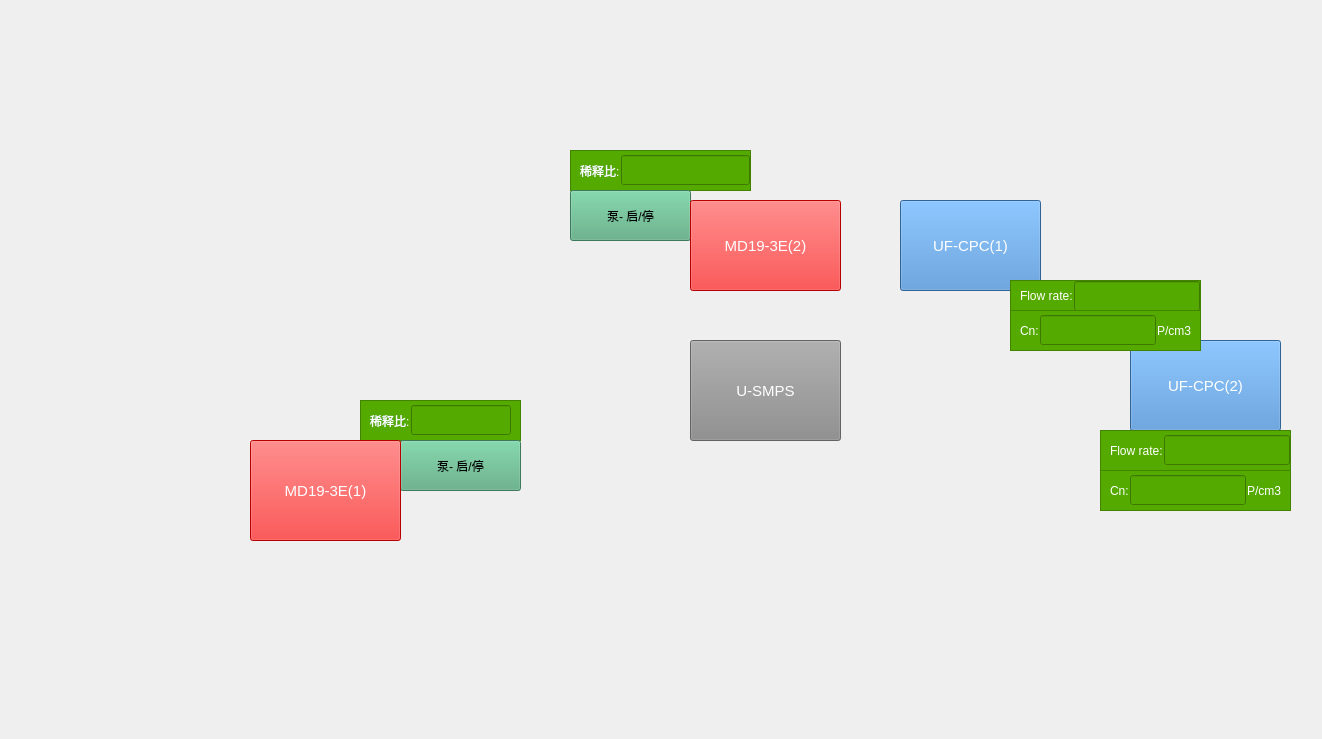
This is mainstartup.ui in walkblank/measureTool as Qt 5 draws it before an edit. The edited form follows.
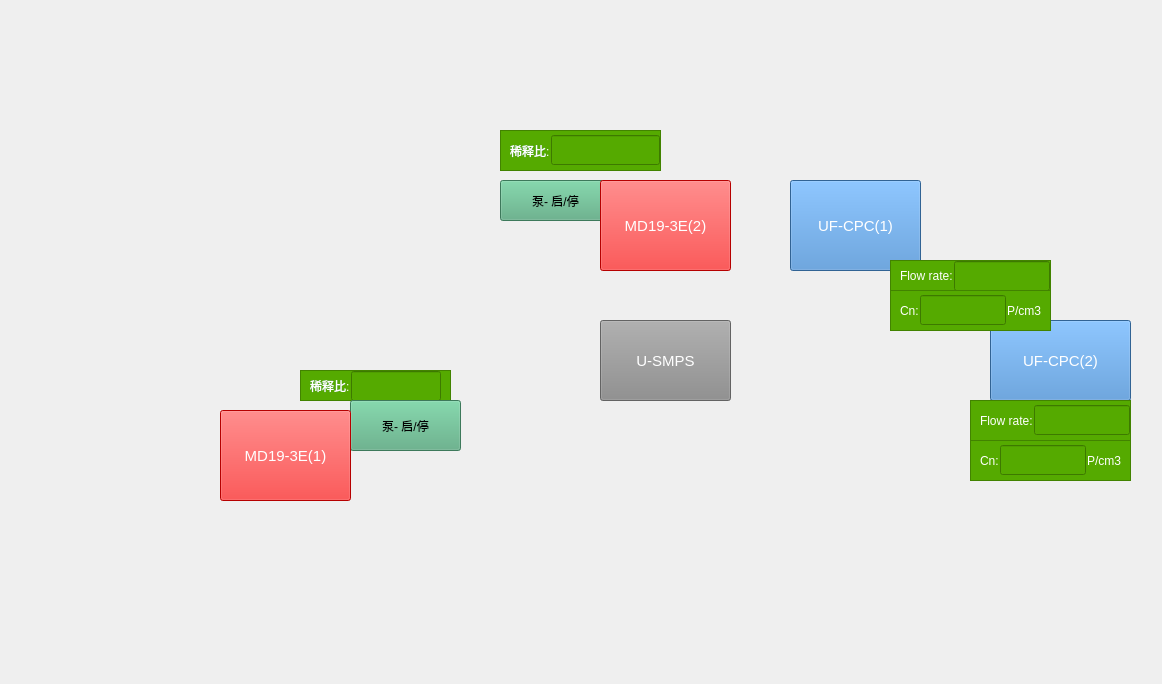
This is the edited form. Icons and pictures are not drawn.

The edit to the form file:
```diff
--- a/mainstartup.ui
+++ b/mainstartup.ui
@@ -6,8 +6,8 @@
    <rect>
     <x>0</x>
     <y>0</y>
-    <width>1322</width>
-    <height>739</height>
+    <width>1162</width>
+    <height>684</height>
    </rect>
   </property>
   <property name="windowTitle">
@@ -26,9 +26,9 @@
    <widget class="QFrame" name="frame">
     <property name="geometry">
      <rect>
-      <x>570</x>
-      <y>150</y>
-      <width>181</width>
+      <x>500</x>
+      <y>130</y>
+      <width>161</width>
       <height>41</height>
      </rect>
     </property>
@@ -79,10 +79,10 @@
    <widget class="QFrame" name="frame_2">
     <property name="geometry">
      <rect>
-      <x>360</x>
-      <y>400</y>
-      <width>161</width>
-      <height>41</height>
+      <x>300</x>
+      <y>370</y>
+      <width>151</width>
+      <height>31</height>
      </rect>
     </property>
     <property name="styleSheet">
@@ -129,10 +129,10 @@
    <widget class="QPushButton" name="startMd2Btn">
     <property name="geometry">
      <rect>
-      <x>570</x>
-      <y>190</y>
-      <width>121</width>
-      <height>51</height>
+      <x>500</x>
+      <y>180</y>
+      <width>111</width>
+      <height>41</height>
      </rect>
     </property>
     <property name="styleSheet">
@@ -145,9 +145,9 @@
    <widget class="QPushButton" name="startMd1Btn">
     <property name="geometry">
      <rect>
-      <x>400</x>
-      <y>440</y>
-      <width>121</width>
+      <x>350</x>
+      <y>400</y>
+      <width>111</width>
       <height>51</height>
      </rect>
     </property>
@@ -161,9 +161,9 @@
    <widget class="QPushButton" name="openMd2Btn">
     <property name="geometry">
      <rect>
-      <x>690</x>
-      <y>200</y>
-      <width>151</width>
+      <x>600</x>
+      <y>180</y>
+      <width>131</width>
       <height>91</height>
      </rect>
     </property>
@@ -184,10 +184,10 @@
    <widget class="QPushButton" name="openMd1Btn">
     <property name="geometry">
      <rect>
-      <x>250</x>
-      <y>440</y>
-      <width>151</width>
-      <height>101</height>
+      <x>220</x>
+      <y>410</y>
+      <width>131</width>
+      <height>91</height>
      </rect>
     </property>
     <property name="font">
@@ -207,9 +207,9 @@
    <widget class="QPushButton" name="openCpc1Btn">
     <property name="geometry">
      <rect>
-      <x>900</x>
-      <y>200</y>
-      <width>141</width>
+      <x>790</x>
+      <y>180</y>
+      <width>131</width>
       <height>91</height>
      </rect>
     </property>
@@ -230,10 +230,10 @@
    <widget class="QPushButton" name="openCpc2Btn">
     <property name="geometry">
      <rect>
-      <x>1130</x>
-      <y>340</y>
-      <width>151</width>
-      <height>91</height>
+      <x>990</x>
+      <y>320</y>
+      <width>141</width>
+      <height>81</height>
      </rect>
     </property>
     <property name="font">
@@ -253,10 +253,10 @@
    <widget class="QPushButton" name="openSmpsBtn">
     <property name="geometry">
      <rect>
-      <x>690</x>
-      <y>340</y>
-      <width>151</width>
-      <height>101</height>
+      <x>600</x>
+      <y>320</y>
+      <width>131</width>
+      <height>81</height>
      </rect>
     </property>
     <property name="font">
@@ -276,9 +276,9 @@
    <widget class="QFrame" name="frame_3">
     <property name="geometry">
      <rect>
-      <x>1010</x>
-      <y>280</y>
-      <width>191</width>
+      <x>890</x>
+      <y>260</y>
+      <width>161</width>
       <height>31</height>
      </rect>
     </property>
@@ -329,9 +329,9 @@
    <widget class="QFrame" name="frame_4">
     <property name="geometry">
      <rect>
-      <x>1010</x>
-      <y>310</y>
-      <width>191</width>
+      <x>890</x>
+      <y>290</y>
+      <width>161</width>
       <height>41</height>
      </rect>
     </property>
@@ -389,9 +389,9 @@
    <widget class="QFrame" name="frame_5">
     <property name="geometry">
      <rect>
-      <x>1100</x>
-      <y>430</y>
-      <width>191</width>
+      <x>970</x>
+      <y>400</y>
+      <width>161</width>
       <height>41</height>
      </rect>
     </property>
@@ -442,9 +442,9 @@
    <widget class="QFrame" name="frame_6">
     <property name="geometry">
      <rect>
-      <x>1100</x>
-      <y>470</y>
-      <width>191</width>
+      <x>970</x>
+      <y>440</y>
+      <width>161</width>
       <height>41</height>
      </rect>
     </property>
```
